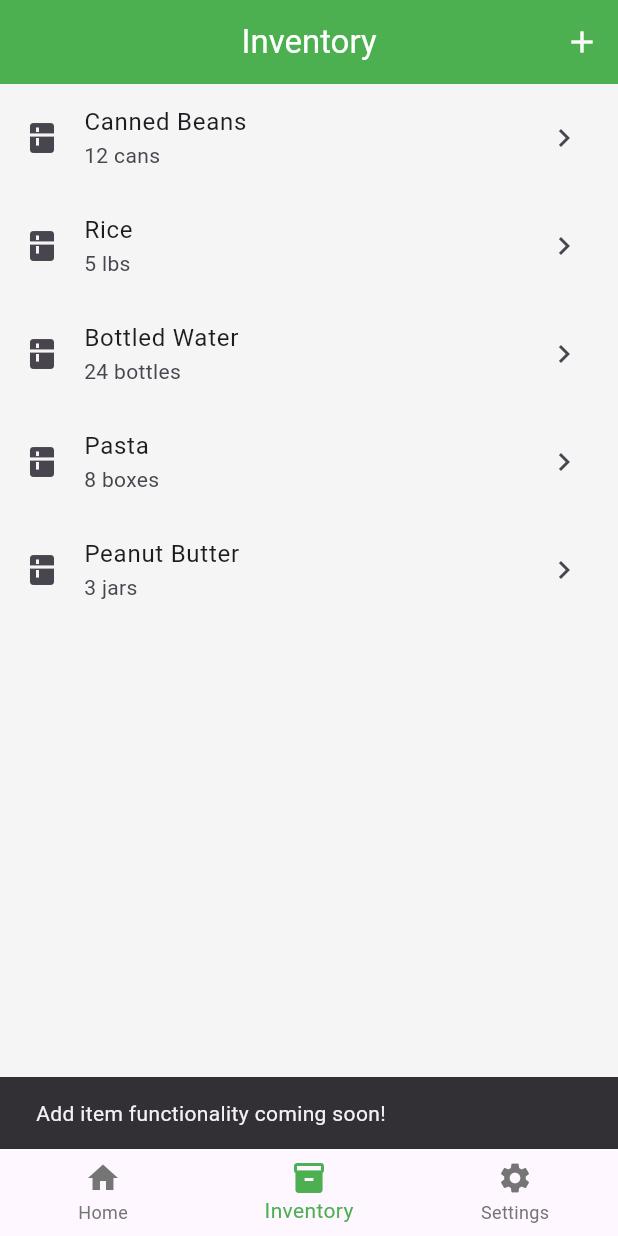
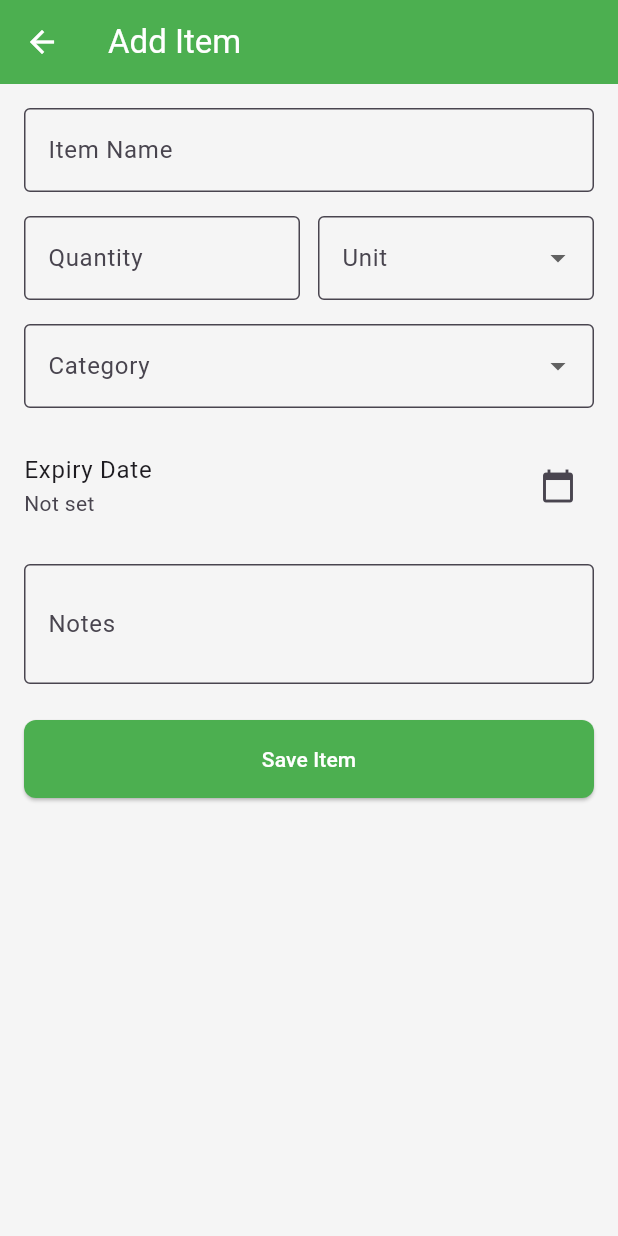
Before and after one commit to toddisaacs/pantryready, a Flutter app: the screen it shows after launch, item 2 of the bottom bar chosen, after a tap on the "add" icon, on a phone screen of 412 x 824 dp. Run offline on Flutter 3.47's test engine with Material 3 defaults, Android fonts, the phone set to English and light mode, and no system bars; our stand-ins replace firebase_core; accounts and stored records are empty.

Commit message:
Updating pantry collection on add item, Remove duplicate PantryItem class from main.dart to resolve type conflict

```diff
--- a/lib/constants/app_constants.dart
+++ b/lib/constants/app_constants.dart
@@ -1,67 +1,14 @@
 import 'package:flutter/material.dart';
-import '../models/pantry_item.dart';
+import 'package:pantryready/models/pantry_item.dart';
 
 class AppConstants {
-  // Colors
   static const Color primaryColor = Colors.green;
-  static const Color primaryDarkColor = Color(0xFF2E7D32);
-  static const Color accentColor = Color(0xFF4CAF50);
+  static const Color accentColor = Colors.blue;
   static const Color backgroundColor = Color(0xFFF5F5F5);
   static const Color cardColor = Colors.white;
-  static const Color textColor = Color(0xFF212121);
-  static const Color textSecondaryColor = Color(0xFF757575);
+  static const Color textColor = Colors.black87;
+  static const Color textSecondaryColor = Colors.black54;
 
-  // Sample data
-  static List<PantryItem> get samplePantryItems => [
-    PantryItem(
-      id: '1',
-      name: 'Canned Beans',
-      quantity: 12,
-      unit: 'cans',
-      category: 'Canned Goods',
-      createdAt: DateTime.now().subtract(const Duration(days: 30)),
-      updatedAt: DateTime.now(),
-    ),
-    PantryItem(
-      id: '2',
-      name: 'Rice',
-      quantity: 5,
-      unit: 'lbs',
-      category: 'Grains',
-      createdAt: DateTime.now().subtract(const Duration(days: 15)),
-      updatedAt: DateTime.now(),
-    ),
-    PantryItem(
-      id: '3',
-      name: 'Bottled Water',
-      quantity: 24,
-      unit: 'bottles',
-      category: 'Beverages',
-      createdAt: DateTime.now().subtract(const Duration(days: 7)),
-      updatedAt: DateTime.now(),
-    ),
-    PantryItem(
-      id: '4',
-      name: 'Pasta',
-      quantity: 8,
-      unit: 'boxes',
-      category: 'Grains',
-      createdAt: DateTime.now().subtract(const Duration(days: 20)),
-      updatedAt: DateTime.now(),
-    ),
-    PantryItem(
-      id: '5',
-      name: 'Peanut Butter',
-      quantity: 3,
-      unit: 'jars',
-      category: 'Condiments',
-      expiryDate: DateTime.now().add(const Duration(days: 90)),
-      createdAt: DateTime.now().subtract(const Duration(days: 10)),
-      updatedAt: DateTime.now(),
-    ),
-  ];
-
-  // Categories
   static const List<String> categories = [
     'Canned Goods',
     'Grains',
@@ -72,20 +19,66 @@ class AppConstants {
     'Dairy',
     'Produce',
     'Meat',
-    'Other',
   ];
 
-  // Units
   static const List<String> units = [
+    'pieces',
     'cans',
+    'boxes',
+    'bottles',
     'lbs',
-    'bottles',
-    'boxes',
+    'oz',
+    'kg',
+    'g',
+    'packs',
     'jars',
-    'bags',
-    'pieces',
-    'packages',
-    'containers',
-    'units',
+  ];
+
+  static final List<PantryItem> samplePantryItems = [
+    PantryItem(
+      id: '1',
+      name: 'Canned Beans',
+      quantity: 12,
+      unit: 'cans',
+      category: 'Canned Goods',
+      createdAt: DateTime.now(),
+      updatedAt: DateTime.now(),
+    ),
+    PantryItem(
+      id: '2',
+      name: 'Rice',
+      quantity: 5,
+      unit: 'lbs',
+      category: 'Grains',
+      createdAt: DateTime.now(),
+      updatedAt: DateTime.now(),
+    ),
+    PantryItem(
+      id: '3',
+      name: 'Bottled Water',
+      quantity: 24,
+      unit: 'bottles',
+      category: 'Beverages',
+      createdAt: DateTime.now(),
+      updatedAt: DateTime.now(),
+    ),
+    PantryItem(
+      id: '4',
+      name: 'Pasta',
+      quantity: 8,
+      unit: 'boxes',
+      category: 'Grains',
+      createdAt: DateTime.now(),
+      updatedAt: DateTime.now(),
+    ),
+    PantryItem(
+      id: '5',
+      name: 'Peanut Butter',
+      quantity: 3,
+      unit: 'jars',
+      category: 'Condiments',
+      createdAt: DateTime.now(),
+      updatedAt: DateTime.now(),
+    ),
   ];
 }
--- a/lib/main.dart
+++ b/lib/main.dart
@@ -1,7 +1,12 @@
 import 'package:flutter/material.dart';
-import 'constants/app_constants.dart';
 import 'package:firebase_core/firebase_core.dart';
-import 'firebase_options.dart';
+import 'package:pantryready/firebase_options.dart';
+import 'package:pantryready/screens/add_item_screen.dart';
+import 'package:pantryready/screens/home_screen.dart';
+import 'package:pantryready/screens/inventory_screen.dart';
+import 'package:pantryready/screens/settings_screen.dart';
+import 'package:pantryready/models/pantry_item.dart';
+import 'package:pantryready/constants/app_constants.dart';
 
 void main() async {
   WidgetsFlutterBinding.ensureInitialized();
@@ -65,12 +70,9 @@ class MainScreen extends StatefulWidget {
 
 class _MainScreenState extends State<MainScreen> {
   int _selectedIndex = 0;
-
-  static const List<Widget> _widgetOptions = <Widget>[
-    HomeScreen(),
-    InventoryScreen(),
-    SettingsScreen(),
-  ];
+  final List<PantryItem> _pantryItems = List.from(
+    AppConstants.samplePantryItems,
+  );
 
   static const List<String> _titles = <String>[
     'PantryReady',
@@ -84,8 +86,22 @@ class _MainScreenState extends State<MainScreen> {
     });
   }
 
+  void _addPantryItem(PantryItem? item) {
+    if (item != null) {
+      setState(() {
+        _pantryItems.add(item);
+      });
+    }
+  }
+
   @override
   Widget build(BuildContext context) {
+    final List<Widget> _widgetOptions = <Widget>[
+      HomeScreen(onAddItem: _addPantryItem),
+      InventoryScreen(pantryItems: _pantryItems, onAddItem: _addPantryItem),
+      const SettingsScreen(),
+    ];
+
     return Scaffold(
       appBar: AppBar(
         title: Text(_titles[_selectedIndex]),
@@ -94,13 +110,14 @@ class _MainScreenState extends State<MainScreen> {
           if (_selectedIndex == 1) // Only show on inventory screen
             IconButton(
               icon: const Icon(Icons.add),
-              onPressed: () {
-                // TODO: Navigate to add item screen
-                ScaffoldMessenger.of(context).showSnackBar(
-                  const SnackBar(
-                    content: Text('Add item functionality coming soon!'),
+              onPressed: () async {
+                final newItem = await Navigator.push<PantryItem>(
+                  context,
+                  MaterialPageRoute(
+                    builder: (context) => const AddItemScreen(),
                   ),
                 );
+                _addPantryItem(newItem);
               },
             ),
         ],
@@ -130,7 +147,9 @@ class _MainScreenState extends State<MainScreen> {
 }
 
 class HomeScreen extends StatelessWidget {
-  const HomeScreen({super.key});
+  final Function(PantryItem?) onAddItem;
+
+  const HomeScreen({super.key, required this.onAddItem});
 
   @override
   Widget build(BuildContext context) {
@@ -151,16 +170,14 @@ class SettingsScreen extends StatelessWidget {
 }
 
 class InventoryScreen extends StatelessWidget {
-  const InventoryScreen({super.key});
+  final List<PantryItem> pantryItems;
+  final Function(PantryItem?) onAddItem;
 
-  // Sample static pantry list
-  final List<PantryItem> pantryItems = const [
-    PantryItem(name: 'Canned Beans', quantity: 12, unit: 'cans'),
-    PantryItem(name: 'Rice', quantity: 5, unit: 'lbs'),
-    PantryItem(name: 'Bottled Water', quantity: 24, unit: 'bottles'),
-    PantryItem(name: 'Pasta', quantity: 8, unit: 'boxes'),
-    PantryItem(name: 'Peanut Butter', quantity: 3, unit: 'jars'),
-  ];
+  const InventoryScreen({
+    super.key,
+    required this.pantryItems,
+    required this.onAddItem,
+  });
 
   @override
   Widget build(BuildContext context) {
@@ -216,15 +233,3 @@ class InventoryItemDetailScreen extends StatelessWidget {
     );
   }
 }
-
-class PantryItem {
-  final String name;
-  final int quantity;
-  final String unit;
-
-  const PantryItem({
-    required this.name,
-    required this.quantity,
-    required this.unit,
-  });
-}
--- /dev/null
+++ b/lib/screens/add_item_screen.dart
@@ -0,0 +1,202 @@
+import 'package:flutter/material.dart';
+import 'package:pantryready/constants/app_constants.dart';
+import 'package:pantryready/models/pantry_item.dart';
+import 'dart:math';
+
+class AddItemScreen extends StatefulWidget {
+  const AddItemScreen({super.key});
+
+  @override
+  State<AddItemScreen> createState() => _AddItemScreenState();
+}
+
+class _AddItemScreenState extends State<AddItemScreen> {
+  final _formKey = GlobalKey<FormState>();
+  final TextEditingController _nameController = TextEditingController();
+  final TextEditingController _quantityController = TextEditingController();
+  final TextEditingController _notesController = TextEditingController();
+  String? _selectedUnit;
+  String? _selectedCategory;
+  DateTime? _selectedExpiryDate;
+
+  @override
+  void dispose() {
+    _nameController.dispose();
+    _quantityController.dispose();
+    _notesController.dispose();
+    super.dispose();
+  }
+
+  Future<void> _pickExpiryDate() async {
+    final now = DateTime.now();
+    final picked = await showDatePicker(
+      context: context,
+      initialDate: now,
+      firstDate: now,
+      lastDate: DateTime(now.year + 10),
+    );
+    if (picked != null) {
+      setState(() {
+        _selectedExpiryDate = picked;
+      });
+    }
+  }
+
+  void _saveItem() {
+    if (_formKey.currentState!.validate()) {
+      final item = PantryItem(
+        id: DateTime.now().millisecondsSinceEpoch.toString(),
+        name: _nameController.text.trim(),
+        quantity: int.tryParse(_quantityController.text.trim()) ?? 1,
+        unit: _selectedUnit ?? '',
+        category: _selectedCategory,
+        expiryDate: _selectedExpiryDate,
+        notes: _notesController.text.trim(),
+        createdAt: DateTime.now(),
+        updatedAt: DateTime.now(),
+      );
+      Navigator.of(context).pop(item);
+    }
+  }
+
+  @override
+  Widget build(BuildContext context) {
+    return Scaffold(
+      appBar: AppBar(
+        title: const Text('Add Item'),
+        backgroundColor: AppConstants.primaryColor,
+        foregroundColor: Colors.white,
+      ),
+      body: Padding(
+        padding: const EdgeInsets.all(16.0),
+        child: Form(
+          key: _formKey,
+          child: ListView(
+            children: [
+              TextFormField(
+                controller: _nameController,
+                decoration: const InputDecoration(
+                  labelText: 'Item Name',
+                  border: OutlineInputBorder(),
+                ),
+                validator:
+                    (value) =>
+                        value == null || value.trim().isEmpty
+                            ? 'Enter a name'
+                            : null,
+              ),
+              const SizedBox(height: 16),
+              Row(
+                children: [
+                  Expanded(
+                    child: TextFormField(
+                      controller: _quantityController,
+                      decoration: const InputDecoration(
+                        labelText: 'Quantity',
+                        border: OutlineInputBorder(),
+                      ),
+                      keyboardType: TextInputType.number,
+                      validator: (value) {
+                        if (value == null || value.trim().isEmpty) {
+                          return 'Enter quantity';
+                        }
+                        final n = int.tryParse(value.trim());
+                        if (n == null || n < 1) {
+                          return 'Enter a valid number';
+                        }
+                        return null;
+                      },
+                    ),
+                  ),
+                  const SizedBox(width: 12),
+                  Expanded(
+                    child: DropdownButtonFormField<String>(
+                      value: _selectedUnit,
+                      items:
+                          AppConstants.units
+                              .map(
+                                (unit) => DropdownMenuItem(
+                                  value: unit,
+                                  child: Text(unit),
+                                ),
+                              )
+                              .toList(),
+                      onChanged:
+                          (value) => setState(() => _selectedUnit = value),
+                      decoration: const InputDecoration(
+                        labelText: 'Unit',
+                        border: OutlineInputBorder(),
+                      ),
+                      validator:
+                          (value) =>
+                              value == null || value.isEmpty
+                                  ? 'Select unit'
+                                  : null,
+                    ),
+                  ),
+                ],
+              ),
+              const SizedBox(height: 16),
+              DropdownButtonFormField<String>(
+                value: _selectedCategory,
+                items:
+                    AppConstants.categories
+                        .map(
+                          (cat) =>
+                              DropdownMenuItem(value: cat, child: Text(cat)),
+                        )
+                        .toList(),
+                onChanged: (value) => setState(() => _selectedCategory = value),
+                decoration: const InputDecoration(
+                  labelText: 'Category',
+                  border: OutlineInputBorder(),
+                ),
+                validator:
+                    (value) =>
+                        value == null || value.isEmpty
+                            ? 'Select category'
+                            : null,
+              ),
+              const SizedBox(height: 16),
+              ListTile(
+                contentPadding: EdgeInsets.zero,
+                title: const Text('Expiry Date'),
+                subtitle: Text(
+                  _selectedExpiryDate == null
+                      ? 'Not set'
+                      : '${_selectedExpiryDate!.month}/${_selectedExpiryDate!.day}/${_selectedExpiryDate!.year}',
+                ),
+                trailing: IconButton(
+                  icon: const Icon(Icons.calendar_today),
+                  onPressed: _pickExpiryDate,
+                ),
+              ),
+              const SizedBox(height: 16),
+              TextFormField(
+                controller: _notesController,
+                decoration: const InputDecoration(
+                  labelText: 'Notes',
+                  border: OutlineInputBorder(),
+                ),
+                maxLines: 2,
+              ),
+              const SizedBox(height: 24),
+              SizedBox(
+                width: double.infinity,
+                child: ElevatedButton(
+                  onPressed: _saveItem,
+                  style: ElevatedButton.styleFrom(
+                    backgroundColor: AppConstants.primaryColor,
+                    foregroundColor: Colors.white,
+                    padding: const EdgeInsets.symmetric(vertical: 16),
+                  ),
+                  child: const Text('Save Item'),
+                ),
+              ),
+            ],
+          ),
+        ),
+      ),
+    );
+  }
+}
--- a/lib/screens/inventory_item_detail_screen.dart
+++ b/lib/screens/inventory_item_detail_screen.dart
@@ -1,6 +1,6 @@
 import 'package:flutter/material.dart';
-import '../constants/app_constants.dart';
-import '../models/pantry_item.dart';
+import 'package:pantryready/constants/app_constants.dart';
+import 'package:pantryready/models/pantry_item.dart';
 
 class InventoryItemDetailScreen extends StatelessWidget {
   final PantryItem item;
```
Also changed, not shown: lib/screens/home_screen.dart (+12 -8 lines), lib/screens/inventory_screen.dart (+18 -11 lines), 1 other file.
